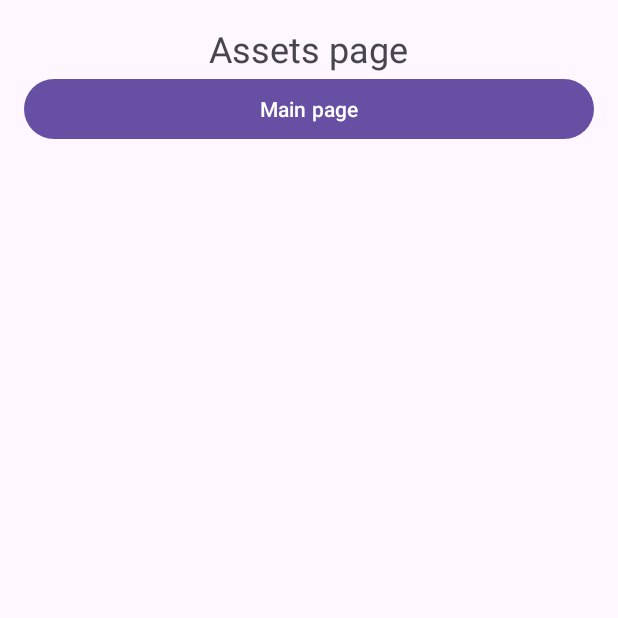
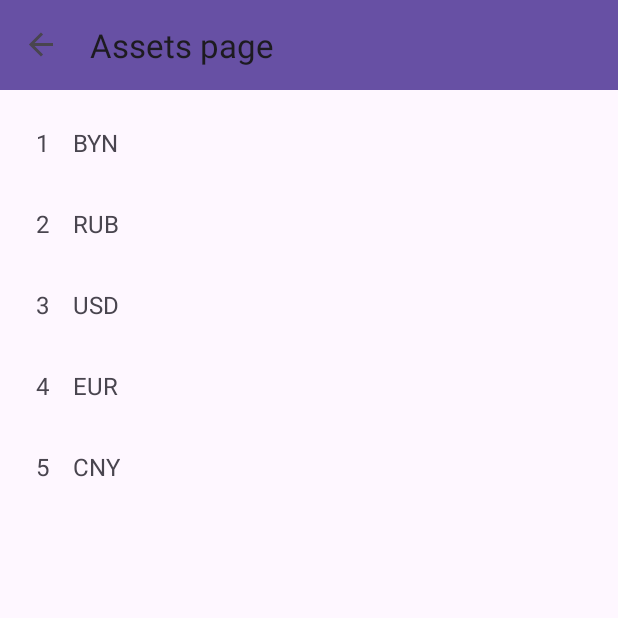
Before and after one commit to UdovikArtem/FinPortfolio, an Android app: the AssetFragment screen opened through its navigation route, on a phone screen of 412 x 824 dp, the top half of it. Run offline under Robolectric (Android 15) with nearby library versions, the phone set to English and light mode, and no system bars; our stand-ins replace navigation-ui.

Commit message:
Toolbar, recycler, diffutil & adapter added

```diff
--- a/app/build.gradle
+++ b/app/build.gradle
@@ -1,6 +1,7 @@
 plugins {
     alias(libs.plugins.android.application)
     alias(libs.plugins.jetbrains.kotlin.android)
+    id 'androidx.navigation.safeargs.kotlin'
 }
 
 android {
--- a/app/src/main/java/com/example/finportfolio/MainActivity.kt
+++ b/app/src/main/java/com/example/finportfolio/MainActivity.kt
@@ -2,6 +2,8 @@ package com.example.finportfolio
 
 import android.os.Bundle
 import androidx.appcompat.app.AppCompatActivity
+import androidx.navigation.fragment.NavHostFragment
+import androidx.navigation.ui.setupActionBarWithNavController
 import com.example.finportfolio.databinding.ActivityMainBinding
 
 class MainActivity : AppCompatActivity() {
@@ -11,5 +13,19 @@ class MainActivity : AppCompatActivity() {
         super.onCreate(savedInstanceState)
         binding = ActivityMainBinding.inflate(layoutInflater)
         setContentView(binding.root)
+
+        setSupportActionBar(binding.toolbar)
+
+        val navHostFragment =
+            supportFragmentManager.findFragmentById(R.id.fragment_container) as NavHostFragment
+        val navController = navHostFragment.navController
+        setupActionBarWithNavController(navController)
+    }
+
+    override fun onSupportNavigateUp(): Boolean {
+        val navHostFragment =
+            supportFragmentManager.findFragmentById(R.id.fragment_container) as NavHostFragment
+        val navController = navHostFragment.navController
+        return navController.navigateUp() || super.onSupportNavigateUp()
     }
 }
--- /dev/null
+++ b/app/src/main/java/com/example/finportfolio/entity/Asset.kt
@@ -0,0 +1,6 @@
+package com.example.finportfolio.entity
+
+data class Asset (
+    val id: Int,
+    val name: String,
+)
--- a/app/src/main/java/com/example/finportfolio/fragments/assets/AssetFragment.kt
+++ b/app/src/main/java/com/example/finportfolio/fragments/assets/AssetFragment.kt
@@ -5,9 +5,10 @@ import android.view.LayoutInflater
 import android.view.View
 import android.view.ViewGroup
 import androidx.fragment.app.Fragment
-import androidx.navigation.fragment.findNavController
-import com.example.finportfolio.R
 import com.example.finportfolio.databinding.FragmentAssetBinding
+import com.example.finportfolio.entity.Asset
+import com.example.finportfolio.repository.AssetRepository
+import com.example.finportfolio.rv.AssetAdapter
 
 class AssetFragment : Fragment() {
     private var _binding: FragmentAssetBinding? = null
@@ -23,10 +24,9 @@ class AssetFragment : Fragment() {
 
     override fun onViewCreated(view: View, savedInstanceState: Bundle?) {
         super.onViewCreated(view, savedInstanceState)
-
-        binding.buttonFragmentMain.setOnClickListener {
-            findNavController().navigate(R.id.action_assetFragment_to_mainFragment)
-        }
+        val adapter = AssetAdapter({})
+        binding.recycler.adapter = adapter
+        adapter.submitItems(AssetRepository.getAssets())
     }
 
     override fun onDestroyView() {
--- a/app/src/main/java/com/example/finportfolio/fragments/main/MainFragment.kt
+++ b/app/src/main/java/com/example/finportfolio/fragments/main/MainFragment.kt
@@ -24,12 +24,15 @@ class MainFragment : Fragment() {
     override fun onViewCreated(view: View, savedInstanceState: Bundle?) {
         super.onViewCreated(view, savedInstanceState)
 
+        val actionPortfolio = MainFragmentDirections.actionMainFragmentToPortfolioFragment()
+        val actionAsset = MainFragmentDirections.actionMainFragmentToAssetFragment()
+
         binding.buttonFragmentPortfolio.setOnClickListener {
-            findNavController().navigate(R.id.action_mainFragment_to_portfolioFragment)
+            findNavController().navigate(actionPortfolio)
         }
 
         binding.buttonFragmentAsset.setOnClickListener {
-            findNavController().navigate(R.id.action_mainFragment_to_assetFragment)
+            findNavController().navigate(actionAsset)
         }
     }
 
--- a/app/src/main/java/com/example/finportfolio/fragments/portfolio/PortfolioFragment.kt
+++ b/app/src/main/java/com/example/finportfolio/fragments/portfolio/PortfolioFragment.kt
@@ -5,8 +5,6 @@ import android.view.LayoutInflater
 import android.view.View
 import android.view.ViewGroup
 import androidx.fragment.app.Fragment
-import androidx.navigation.fragment.findNavController
-import com.example.finportfolio.R
 import com.example.finportfolio.databinding.FragmentPortfolioBinding
 
 class PortfolioFragment : Fragment() {
@@ -21,14 +19,6 @@ class PortfolioFragment : Fragment() {
         return binding.root
     }
 
-    override fun onViewCreated(view: View, savedInstanceState: Bundle?) {
-        super.onViewCreated(view, savedInstanceState)
-
-        binding.buttonFragmentMain.setOnClickListener {
-            findNavController().navigate(R.id.action_portfolioFragment_to_mainFragment)
-        }
-    }
-
     override fun onDestroyView() {
         super.onDestroyView()
         _binding = null
--- /dev/null
+++ b/app/src/main/java/com/example/finportfolio/repository/AssetRepository.kt
@@ -0,0 +1,31 @@
+package com.example.finportfolio.repository
+
+import com.example.finportfolio.entity.Asset
+
+object AssetRepository {
+    private val assets: HashMap<Int, Asset> = HashMap(listOf(
+        Asset(
+            id = 1,
+            name = "BYN"
+        ),
+        Asset(
+            id = 2,
+            name = "RUB"
+        ),
+        Asset(
+            id = 3,
+            name = "USD"
+        ),
+        Asset(
+            id = 4,
+            name = "EUR"
+        ),
+        Asset(
+            id = 5,
+            name = "CNY"
+        )
+    ).associateBy { it.id })
+
+    fun getAssets(): List<Asset> = assets.values.toList()
+    fun getAssetById(id: Int): Asset? = assets[id]
+}
--- /dev/null
+++ b/app/src/main/java/com/example/finportfolio/rv/AssetAdapter.kt
@@ -0,0 +1,34 @@
+package com.example.finportfolio.rv
+
+import android.view.LayoutInflater
+import android.view.ViewGroup
+import androidx.recyclerview.widget.DiffUtil
+import androidx.recyclerview.widget.RecyclerView
+import com.example.finportfolio.databinding.ItemAssetBinding
+import com.example.finportfolio.entity.Asset
+
+class AssetAdapter(private val onClick: (Asset) -> Unit) : RecyclerView.Adapter<AssetViewHolder>() {
+
+    private var assets = emptyList<Asset>()
+
+    override fun onCreateViewHolder(parent: ViewGroup, viewType: Int): AssetViewHolder {
+        return AssetViewHolder(
+            ItemAssetBinding.inflate(LayoutInflater.from(parent.context), parent, false)
+        )
+    }
+
+    fun submitItems(newItems: List<Asset>) {
+        val diffResult = DiffUtil.calculateDiff(
+            AssetDiffCallback(assets, newItems)
+        )
+        assets = newItems
+        diffResult.dispatchUpdatesTo(this)
+    }
+
+    override fun onBindViewHolder(holder: AssetViewHolder, position: Int) {
+        val asset = assets[position]
+        holder.bind(asset, onClick)
+    }
+
+    override fun getItemCount(): Int = assets.size
+}
--- /dev/null
+++ b/app/src/main/java/com/example/finportfolio/rv/AssetDiffCallback.kt
@@ -0,0 +1,22 @@
+package com.example.finportfolio.rv
+
+import androidx.recyclerview.widget.DiffUtil
+import com.example.finportfolio.entity.Asset
+
+class AssetDiffCallback(
+    private val oldList: List<Asset>,
+    private val newList: List<Asset>
+) : DiffUtil.Callback() {
+
+    override fun getOldListSize(): Int = oldList.size
+
+    override fun getNewListSize(): Int = newList.size
+
+    override fun areItemsTheSame(oldItemPosition: Int, newItemPosition: Int): Boolean {
+        return oldList[oldItemPosition].id == newList[newItemPosition].id
+    }
+
+    override fun areContentsTheSame(oldItemPosition: Int, newItemPosition: Int): Boolean {
+        return oldList[oldItemPosition] == newList[newItemPosition]
+    }
+}
--- /dev/null
+++ b/app/src/main/java/com/example/finportfolio/rv/AssetViewHolder.kt
@@ -0,0 +1,14 @@
+package com.example.finportfolio.rv
+
+import androidx.recyclerview.widget.RecyclerView
+import com.example.finportfolio.databinding.ItemAssetBinding
+import com.example.finportfolio.entity.Asset
+
+class AssetViewHolder (private val binding: ItemAssetBinding) : RecyclerView.ViewHolder(binding.root) {
+
+    fun bind(asset: Asset, onClick: (Asset) -> Unit) {
+        binding.apply { tvId.text = asset.id.toString()
+        tvName.text = asset.name
+        root.setOnClickListener{onClick(asset)} }
+    }
+}
--- a/app/src/main/res/layout/activity_main.xml
+++ b/app/src/main/res/layout/activity_main.xml
@@ -1,17 +1,31 @@
 <?xml version="1.0" encoding="utf-8"?>
 <androidx.constraintlayout.widget.ConstraintLayout xmlns:android="http://schemas.android.com/apk/res/android"
+    xmlns:app="http://schemas.android.com/apk/res-auto"
     xmlns:tools="http://schemas.android.com/tools"
-    xmlns:app="http://schemas.android.com/apk/res-auto"
     android:id="@+id/main"
     android:layout_width="match_parent"
     android:layout_height="match_parent"
     tools:context=".MainActivity">
 
+    <androidx.appcompat.widget.Toolbar
+        android:id="@+id/toolbar"
+        android:layout_width="match_parent"
+        android:layout_height="60dp"
+        android:background="?attr/colorPrimary"
+        android:elevation="4dp"
+        app:layout_constraintEnd_toEndOf="parent"
+        app:layout_constraintStart_toStartOf="parent"
+        app:layout_constraintTop_toTopOf="parent" />
+
     <androidx.fragment.app.FragmentContainerView
         android:id="@+id/fragment_container"
-        android:layout_width="match_parent"
-        android:layout_height="match_parent"
         android:name="androidx.navigation.fragment.NavHostFragment"
+        android:layout_width="0dp"
+        android:layout_height="0dp"
+        app:layout_constraintBottom_toBottomOf="parent"
+        app:layout_constraintEnd_toEndOf="parent"
+        app:layout_constraintStart_toStartOf="parent"
+        app:layout_constraintTop_toBottomOf="@id/toolbar"
         app:navGraph="@navigation/navigation" />
 
 </androidx.constraintlayout.widget.ConstraintLayout>
--- a/app/src/main/res/layout/fragment_asset.xml
+++ b/app/src/main/res/layout/fragment_asset.xml
@@ -1,23 +1,17 @@
 <?xml version="1.0" encoding="utf-8"?>
 <LinearLayout xmlns:android="http://schemas.android.com/apk/res/android"
     xmlns:tools="http://schemas.android.com/tools"
+    xmlns:app="http://schemas.android.com/apk/res-auto"
     android:id="@+id/main"
     android:layout_width="match_parent"
     android:layout_height="match_parent"
     android:orientation="vertical"
-    android:padding="16dp"
+    android:padding="8dp"
     tools:context=".fragments.assets.AssetFragment">
 
-    <TextView
-        android:layout_width="wrap_content"
-        android:layout_height="wrap_content"
-        android:layout_gravity="center"
-        android:text="@string/assets_page"
-        android:textSize="24sp" />
-    <Button
-        android:id="@+id/buttonFragmentMain"
+    <androidx.recyclerview.widget.RecyclerView
+        app:layoutManager="androidx.recyclerview.widget.LinearLayoutManager"
+        android:id="@+id/recycler"
         android:layout_width="match_parent"
-        android:layout_height="wrap_content"
-        android:layout_gravity="bottom"
-        android:text="@string/main_page" />
+        android:layout_height="match_parent" />
 </LinearLayout>
--- a/app/src/main/res/layout/fragment_main.xml
+++ b/app/src/main/res/layout/fragment_main.xml
@@ -5,15 +5,8 @@
     android:layout_width="match_parent"
     android:layout_height="match_parent"
     android:orientation="vertical"
-    android:padding="16dp"
+    android:padding="8dp"
     tools:context=".fragments.main.MainFragment">
-
-    <TextView
-        android:layout_width="wrap_content"
-        android:layout_height="wrap_content"
-        android:layout_gravity="center"
-        android:text="@string/financial_portfolio"
-        android:textSize="24sp" />
 
     <Button
         android:id="@+id/buttonFragmentPortfolio"
--- a/app/src/main/res/layout/fragment_portfolio.xml
+++ b/app/src/main/res/layout/fragment_portfolio.xml
@@ -5,19 +5,6 @@
     android:layout_width="match_parent"
     android:layout_height="match_parent"
     android:orientation="vertical"
-    android:padding="16dp"
+    android:padding="8dp"
     tools:context=".fragments.portfolio.PortfolioFragment">
-
-    <TextView
-        android:layout_width="wrap_content"
-        android:layout_height="wrap_content"
-        android:layout_gravity="center"
-        android:text="@string/portfolio_page"
-        android:textSize="24sp" />
-    <Button
-        android:id="@+id/buttonFragmentMain"
-        android:layout_width="match_parent"
-        android:layout_height="wrap_content"
-        android:layout_gravity="bottom"
-        android:text="@string/main_page" />
 </LinearLayout>
--- /dev/null
+++ b/app/src/main/res/layout/item_asset.xml
@@ -0,0 +1,22 @@
+<?xml version="1.0" encoding="utf-8"?>
+<LinearLayout xmlns:android="http://schemas.android.com/apk/res/android"
+    android:layout_width="match_parent"
+    android:layout_height="wrap_content"
+    android:orientation="horizontal"
+    android:padding="16dp">
+
+    <TextView
+        android:id="@+id/tvId"
+        android:layout_width="wrap_content"
+        android:layout_height="wrap_content"
+        android:text="ID"
+        android:layout_marginEnd="16dp"
+        android:textSize="16sp" />
+
+    <TextView
+        android:id="@+id/tvName"
+        android:layout_width="wrap_content"
+        android:layout_height="wrap_content"
+        android:text="Name"
+        android:textSize="16sp" />
+</LinearLayout>
--- a/app/src/main/res/navigation/navigation.xml
+++ b/app/src/main/res/navigation/navigation.xml
@@ -8,7 +8,7 @@
     <fragment
         android:id="@+id/mainFragment"
         android:name="com.example.finportfolio.fragments.main.MainFragment"
-        android:label="fragment_main"
+        android:label="@string/financial_portfolio"
         tools:layout="@layout/fragment_main" >
         <action
             android:id="@+id/action_mainFragment_to_portfolioFragment"
@@ -20,19 +20,11 @@
     <fragment
         android:id="@+id/portfolioFragment"
         android:name="com.example.finportfolio.fragments.portfolio.PortfolioFragment"
-        android:label="fragment_portfolio"
-        tools:layout="@layout/fragment_portfolio" >
-        <action
-            android:id="@+id/action_portfolioFragment_to_mainFragment"
-            app:destination="@id/mainFragment" />
-    </fragment>
+        android:label="@string/portfolio_page"
+        tools:layout="@layout/fragment_portfolio" />
     <fragment
         android:id="@+id/assetFragment"
         android:name="com.example.finportfolio.fragments.assets.AssetFragment"
-        android:label="fragment_asset"
-        tools:layout="@layout/fragment_asset" >
-        <action
-            android:id="@+id/action_assetFragment_to_mainFragment"
-            app:destination="@id/mainFragment" />
-    </fragment>
+        android:label="@string/assets_page"
+        tools:layout="@layout/fragment_asset" />
 </navigation>
```
Also changed, not shown: build.gradle (+9 -0 lines).
